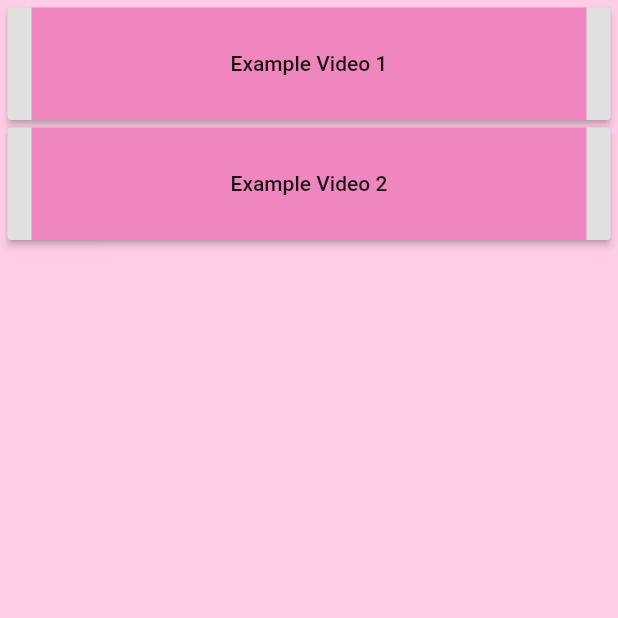
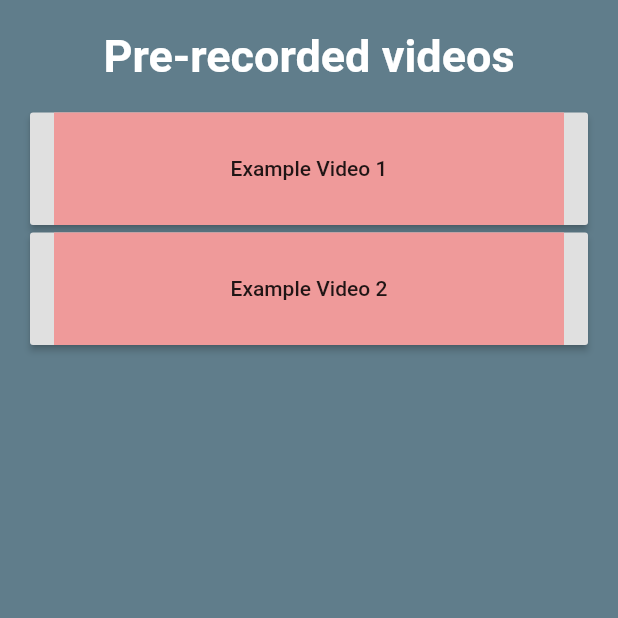
Before and after one commit to pranavi79/Hack36_21, a Flutter app: the VideoListScreen screen opened directly, on a phone screen of 412 x 824 dp, the top half of it. Run offline on Flutter 3.47's test engine with Material 2 defaults, Android fonts, the phone set to English and light mode, and no system bars; our stand-ins replace bottom_navy_bar, cloud_firestore, confetti, firebase_auth, firebase_core, firebase_storage and 8 more; missing offline and left inert: agora_rtc_engine, cloud_firestore_web, firebase_auth_web, firebase_core_web, hypertrack_plugin; accounts and stored records are empty.

Commit message:
Made UI changes

```diff
--- a/hack_36/lib/main.dart
+++ b/hack_36/lib/main.dart
@@ -3,13 +3,10 @@ import 'package:hack_36/Splash.dart';
 import 'package:firebase_core/firebase_core.dart';
 import 'package:flutter_phoenix/flutter_phoenix.dart';
 
-
-
 void main() async {
   WidgetsFlutterBinding.ensureInitialized();
   await Firebase.initializeApp();
   runApp(Phoenix(child: MyApp()));
-
 }
 
 class MyApp extends StatelessWidget {
@@ -18,7 +15,7 @@ class MyApp extends StatelessWidget {
   Widget build(BuildContext context) {
     return MaterialApp(
       debugShowCheckedModeBanner: false,
-      title: 'Flutter Demo',
+      title: 'S.H.E.I.L.D',
       theme: ThemeData(
         primarySwatch: Colors.pink,
         visualDensity: VisualDensity.adaptivePlatformDensity,
--- a/hack_36/lib/video/videoList.dart
+++ b/hack_36/lib/video/videoList.dart
@@ -1,6 +1,7 @@
 import 'package:flutter/material.dart';
 import 'package:hack_36/video/firestorageservice.dart';
 import 'package:hack_36/video/PreRecordVideo.dart';
+import 'package:google_fonts/google_fonts.dart';
 
 String url1 =
     'https://firebasestorage.googleapis.com/v0/b/hack36-2021.appspot.com/o/video_1%2FExampleVideo-1.mp4?alt=media&token=4c67e32a-30c9-4972-9d3e-922a42005ff2';
@@ -29,14 +30,26 @@ class _VideoListScreenState extends State<VideoListScreen> {
   Widget build(BuildContext context) {
     //videoFromStorage(context, "video_1/hello_video.mp4");
     return Scaffold(
-      backgroundColor: Color(0xFFFFCEE6),
-      body: ListView(
-        padding: const EdgeInsets.all(5),
+      backgroundColor: Colors.blueGrey, //Color(0xFFFFCEE6),
+      body: Column(
+        children: [
+          Padding(
+            padding: EdgeInsets.all(10),
+          ),
+          Text(
+            "Pre-recorded videos",
+            textAlign: TextAlign.center,
+            style: GoogleFonts.roboto(
+                fontSize: 30, fontWeight: FontWeight.bold, color: Colors.white),
+          ),
+          ListView(
+            shrinkWrap: true,
+            padding: const EdgeInsets.all(20),
             children: <Widget>[
               RaisedButton(
                 child: Container(
                   height: 75,
-              color: Color(0xFFEF87BE),
+                  color: Colors.red[200], //Color(0xFFEF87BE),
                   child: const Center(child: Text('Example Video 1')),
                 ),
                 onPressed: () {
@@ -53,7 +66,7 @@ class _VideoListScreenState extends State<VideoListScreen> {
               RaisedButton(
                 child: Container(
                   height: 75,
-              color: Color(0xFFEF87BE),
+                  color: Colors.red[200], //Color(0xFFEF87BE),
                   child: const Center(child: Text('Example Video 2')),
                 ),
                 onPressed: () {
@@ -66,6 +79,8 @@ class _VideoListScreenState extends State<VideoListScreen> {
               ),
             ],
           ),
+        ],
+      ),
     );
   }
 }
--- a/hack_36/pubspec.yaml
+++ b/hack_36/pubspec.yaml
@@ -33,7 +33,7 @@ dependencies:
   bottom_navy_bar: ^5.6.0
 
   firebase_storage: ^4.0.1
-  video_player: ^1.0.1
+  video_player: ^0.11.1+2
 
   firebase_messaging: ^5.1.2
   hypertrack_plugin: ^0.1.8
```
Also changed, not shown: hack_36/lib/Profile.dart (+77 -75 lines), hack_36/lib/groupChat/home_screen.dart (+9 -4 lines), hack_36/lib/home.dart (+7 -7 lines). Lines whose indentation alone changed are shown as unchanged.
